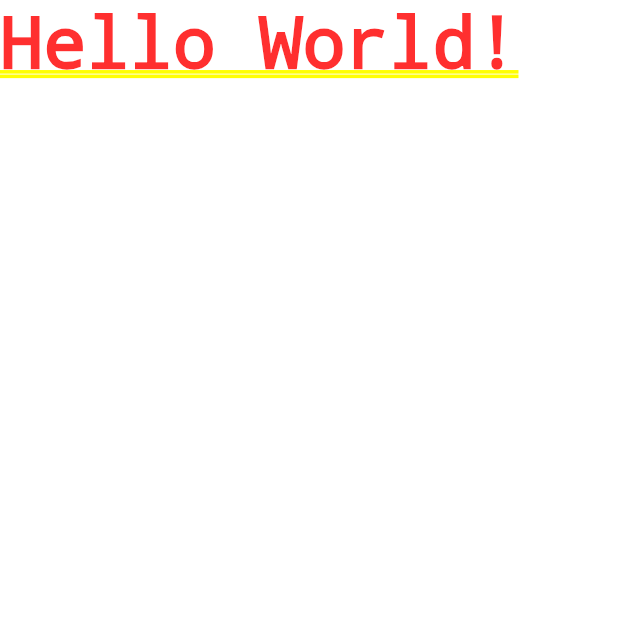
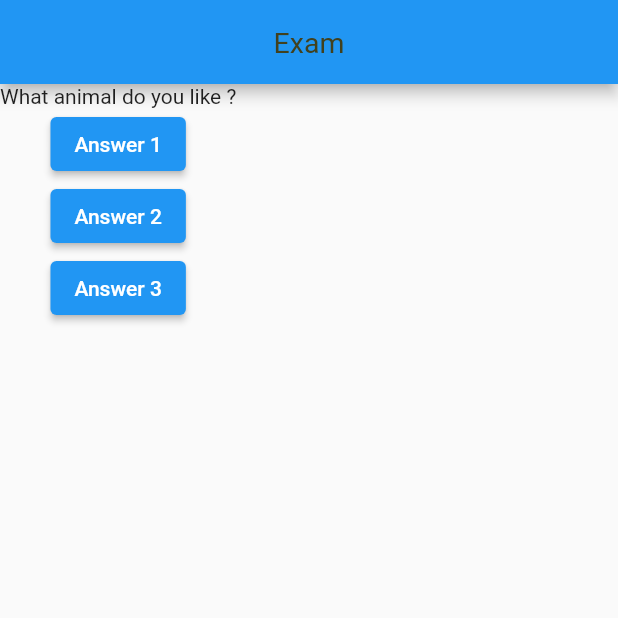
Before and after one commit to x-Tera-x/Git-First-Project, a Flutter app: the screen it shows after launch, on a phone screen of 412 x 824 dp, the top half of it. Run offline on Flutter 3.47's test engine with Material 2 defaults, Android fonts, the phone set to English and light mode, and no system bars.

```diff
--- a/lib/main.dart
+++ b/lib/main.dart
@@ -2,11 +2,49 @@ import 'package:flutter/material.dart';
 
 void main() => runApp(MyApp());
 
-class MyApp extends StatelessWidget {
+class MyApp extends StatefulWidget {
+  State<StatefulWidget> createState() {
+    return MyAppState();
+  }
+}
+
+class MyAppState extends State<MyApp> {
+  @override
+  var questionIndex = 0;
+
+  void answerQuestion() {
+    setState(() {
+      questionIndex = questionIndex + 1;
+    });
+
+    print(questionIndex);
+  }
+
+  var questions = [
+    "What animal do you like ?",
+    "what is your favorite color ?"
+  ];
   @override
   Widget build(BuildContext context) {
     return MaterialApp(
-      home: Text("Hello World!"),
-    );
+        home: Scaffold(
+      appBar: AppBar(
+        title: Text("Exam"),
+        centerTitle: true,
+        titleTextStyle:
+            TextStyle(color: Color.fromARGB(255, 65, 65, 30), fontSize: 19),
+      ),
+      body: Column(
+        children: [
+          Text(
+            questions[questionIndex],
+            textAlign: TextAlign.center,
+          ),
+          ElevatedButton(onPressed: answerQuestion, child: Text("Answer 1")),
+          ElevatedButton(onPressed: answerQuestion, child: Text("Answer 2")),
+          ElevatedButton(onPressed: answerQuestion, child: Text("Answer 3")),
+        ],
+      ),
+    ));
   }
 }
```
